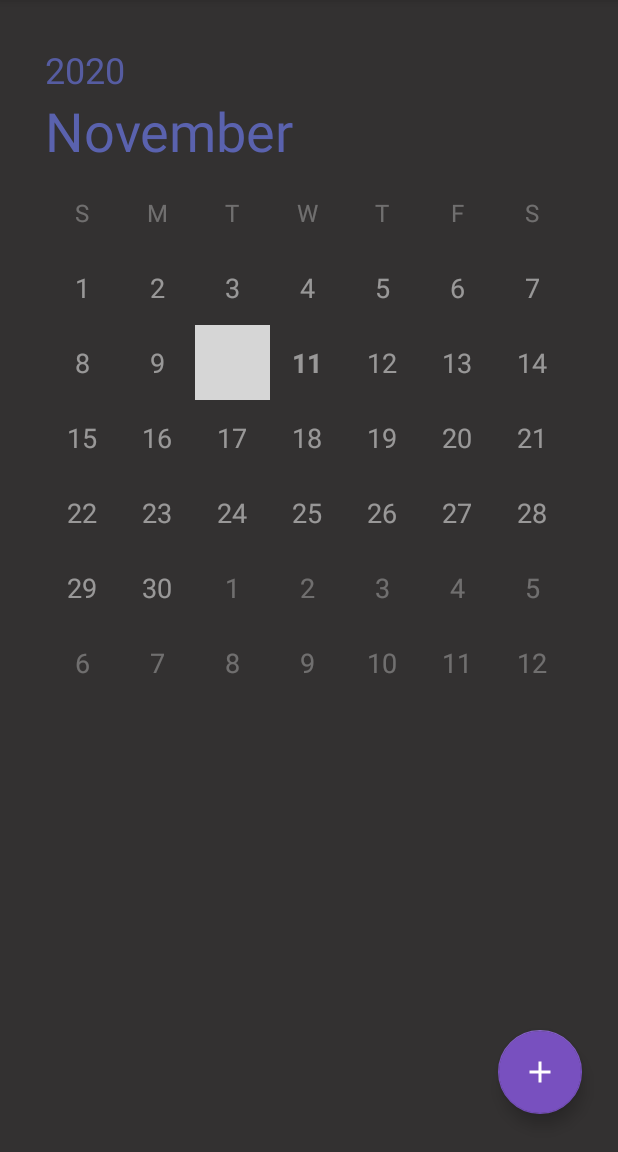
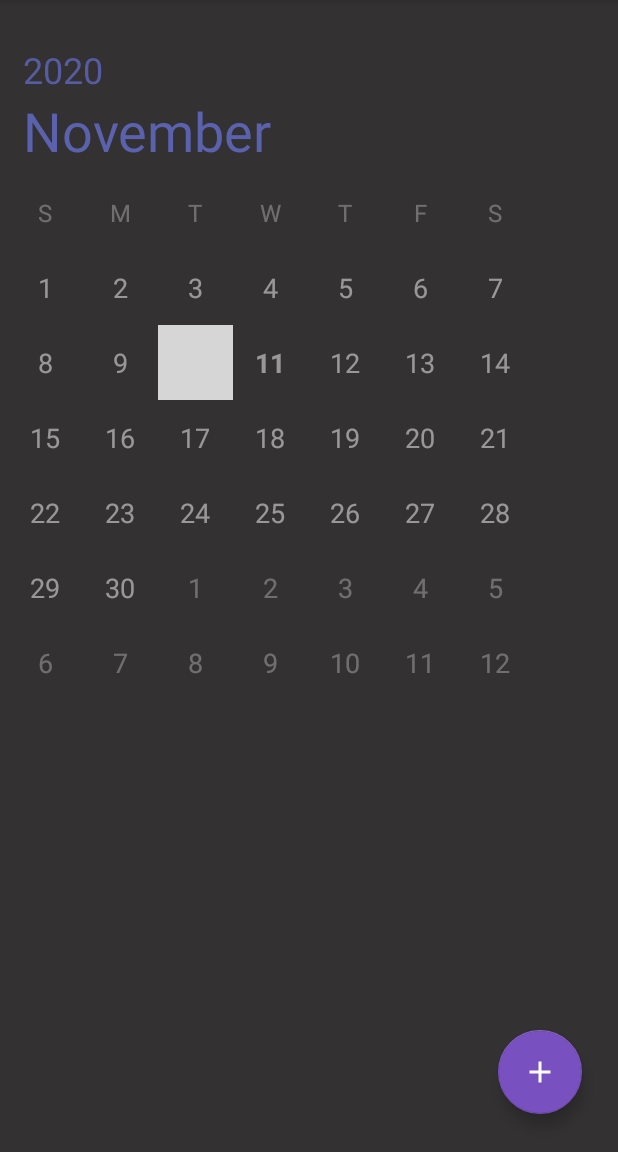
Before and after one commit to SmartCalendar/SmartCalendar, an Android app: the MonthlyViewActivity screen opened directly, with no data from a screen before it, on a phone screen of 412 x 824 dp, the part 84-1236 px from its top. Run offline under Robolectric (Android 15) with nearby library versions, the phone set to English and light mode, and no system bars; Roboto replaces fonts that are not available here; 1 statement that could not run was skipped; grey boxes are pictures that could not be loaded.

Commit message:
updating layouts on zoom call

```diff
--- a/app/src/main/res/layout/activity_edit.xml
+++ b/app/src/main/res/layout/activity_edit.xml
@@ -34,7 +34,7 @@
         android:layout_marginStart="-10dp"
         android:layout_marginTop="20dp"
         android:layout_toEndOf="@+id/btnClose"
-        android:hint="Add title"
+        android:hint="Add Title"
         android:textColor="#FFFFFF"
         android:textColorHint="#46FFFFFF"
         android:textSize="24sp" />
@@ -106,7 +106,7 @@
         android:layout_below="@id/etEndDate"
         android:layout_alignStart="@+id/etEndDate"
         android:layout_marginTop="15dp"
-        android:hint="Add location"
+        android:hint="Add Location"
         android:textColor="#FFFFFF"
         android:textColorHint="#46FFFFFF"
         android:textSize="24sp" />
@@ -122,7 +122,7 @@
         android:layout_below="@+id/etLocation"
         android:layout_alignStart="@+id/etLocation"
         android:layout_marginTop="15dp"
-        android:hint="Add notification"
+        android:hint="Add Notification"
         android:textColor="#FFFFFF"
         android:textColorHint="#46FFFFFF"
         android:textSize="24sp" />
--- a/app/src/main/res/layout/activity_monthly.xml
+++ b/app/src/main/res/layout/activity_monthly.xml
@@ -26,7 +26,7 @@
         android:layout_height="wrap_content"
         android:layout_below="@+id/tvYear"
         android:layout_alignParentStart="true"
-        android:layout_marginStart="30dp"
+        android:layout_marginStart="15dp"
         android:layout_marginBottom="5dp"
         android:fontFamily="@font/alef"
         android:text="November"
@@ -39,7 +39,7 @@
         android:layout_width="50dp"
         android:layout_height="50dp"
         android:layout_below="@+id/tvMonth"
-        android:layout_alignStart="@+id/tvMonth"
+        android:layout_marginStart="5dp"
         android:gravity="center_vertical|center"
         android:onClick="onClick"
         android:text="S"
@@ -130,7 +130,7 @@
         android:layout_width="50dp"
         android:layout_height="50dp"
         android:layout_below="@+id/tvDayOfWeek1"
-        android:layout_alignStart="@+id/tvMonth"
+        android:layout_alignStart="@+id/tvDayOfWeek1"
         android:gravity="center_vertical|center"
         android:onClick="onClick"
         android:text="1"
@@ -219,7 +219,7 @@
         android:layout_width="50dp"
         android:layout_height="50dp"
         android:layout_below="@+id/tvDay01"
-        android:layout_alignStart="@+id/tvMonth"
+        android:layout_alignStart="@+id/tvDayOfWeek1"
         android:gravity="center_vertical|center"
         android:onClick="onClick"
         android:text="8"
@@ -314,7 +314,7 @@
         android:layout_width="50dp"
         android:layout_height="50dp"
         android:layout_below="@+id/tvDay08"
-        android:layout_alignStart="@+id/tvMonth"
+        android:layout_alignStart="@+id/tvDayOfWeek1"
         android:gravity="center_vertical|center"
         android:onClick="onClick"
         android:text="15"
@@ -405,7 +405,7 @@
         android:layout_width="50dp"
         android:layout_height="50dp"
         android:layout_below="@+id/tvDay15"
-        android:layout_alignStart="@+id/tvMonth"
+        android:layout_alignStart="@+id/tvDayOfWeek1"
         android:gravity="center_vertical|center"
         android:onClick="onClick"
         android:text="22"
@@ -497,7 +497,7 @@
         android:layout_width="50dp"
         android:layout_height="50dp"
         android:layout_below="@+id/tvDay22"
-        android:layout_alignStart="@+id/tvMonth"
+        android:layout_alignStart="@+id/tvDayOfWeek1"
         android:gravity="center_vertical|center"
         android:onClick="onClick"
         android:text="29"
@@ -589,7 +589,7 @@
         android:layout_width="50dp"
         android:layout_height="50dp"
         android:layout_below="@+id/tvDay29"
-        android:layout_alignStart="@+id/tvMonth"
+        android:layout_alignStart="@+id/tvDayOfWeek1"
         android:gravity="center_vertical|center"
         android:onClick="onClick"
         android:text="6"
--- a/app/src/main/res/layout/daily_agenda.xml
+++ b/app/src/main/res/layout/daily_agenda.xml
@@ -37,6 +37,6 @@
         android:layout_height="wrap_content"
         android:layout_alignParentEnd="true"
         android:layout_marginEnd="15dp"
-        android:layout_marginBottom="5dp"
+        android:layout_marginBottom="0dp"
         android:layout_toEndOf="@+id/tvDate" />
 </RelativeLayout>
--- a/app/src/main/res/layout/item.xml
+++ b/app/src/main/res/layout/item.xml
@@ -14,7 +14,7 @@
         android:layout_alignParentStart="true"
         android:layout_alignParentTop="true"
         android:layout_marginStart="15dp"
-        android:layout_marginTop="10dp"
+        android:layout_marginTop="5dp"
         android:textColor="#CCFFFFFF"
         android:textSize="18sp"
         android:textStyle="bold"
@@ -36,7 +36,7 @@
         android:layout_height="wrap_content"
         android:layout_below="@+id/tvTime"
         android:layout_alignStart="@+id/tvTitle"
-        android:layout_marginBottom="10dp"
+        android:layout_marginBottom="5dp"
         android:textColor="#CCFFFFFF"
         android:textSize="18sp"
         tools:text="In-N-Out Burger" />
```
